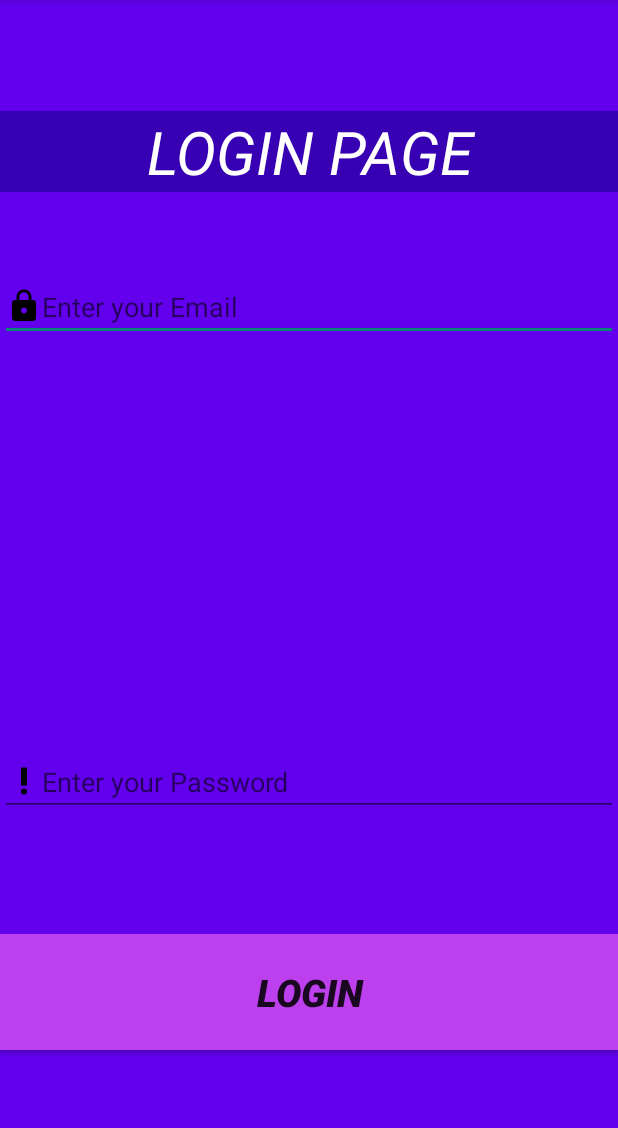
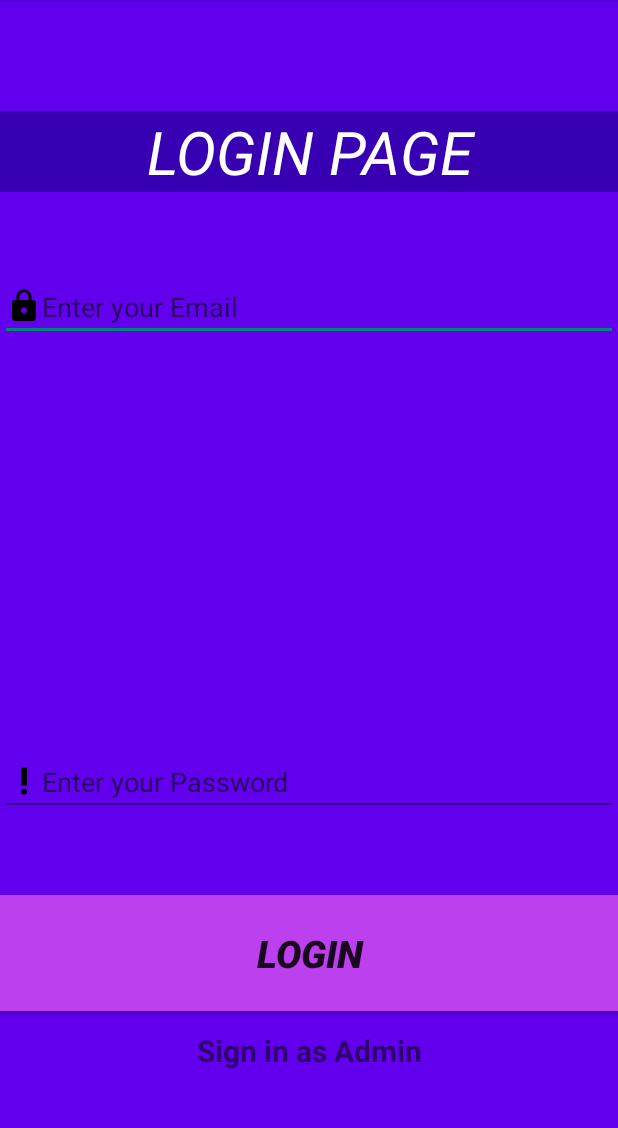
Before and after one commit to PPathole/Crime_App, an Android app: the login screen opened directly, with no data from a screen before it, on a phone screen of 412 x 824 dp, the part 84-1212 px from its top. Run offline under Robolectric (Android 15) with nearby library versions, the phone set to English and light mode, and no system bars; our stand-ins replace Firebase (no records; nobody signed in at launch, a user with empty details on screens opened directly).

Commit message:
Admin Login added

```diff
--- a/app/src/main/AndroidManifest.xml
+++ b/app/src/main/AndroidManifest.xml
@@ -27,7 +27,9 @@
         <activity android:name=".homepage" />
         <activity android:name=".complaint" />
         <activity android:name=".sosActivity" />
-        <activity android:name=".aboutDeveloper"></activity>
+        <activity android:name=".aboutDeveloper" />
+        <activity android:name=".adminLogin" />
+        <activity android:name=".adminHome"></activity>
     </application>
 
 </manifest>
--- a/app/src/main/java/com/pranaypathole/democrime/login.java
+++ b/app/src/main/java/com/pranaypathole/democrime/login.java
@@ -6,6 +6,7 @@ import android.support.v7.app.AppCompatActivity;
 import android.os.Bundle;
 import android.view.View;
 import android.widget.EditText;
+import android.widget.TextView;
 import android.widget.Toast;
 
 import com.google.android.gms.tasks.OnCompleteListener;
@@ -16,6 +17,7 @@ import com.google.firebase.auth.FirebaseAuth;
 public class login extends AppCompatActivity {
 
     EditText emailLogin, pwdLogin;
+    TextView loginAsAdmin;
 
     FirebaseAuth mAuth;
 
@@ -26,6 +28,9 @@ public class login extends AppCompatActivity {
 
         emailLogin = findViewById(R.id.emailLogin);
         pwdLogin = findViewById(R.id.passwordLogin);
+
+        loginAsAdmin = (TextView) findViewById(R.id.adminlogin);
+
 
         mAuth = FirebaseAuth.getInstance();
     }
@@ -54,4 +59,12 @@ public class login extends AppCompatActivity {
         }
 
     }
+
+    public void adminLogin(View view){
+
+        Intent i = new Intent(getApplicationContext(), adminLogin.class);
+        startActivity(i);
+
+    }
+
 }
--- a/app/src/main/res/layout/activity_login.xml
+++ b/app/src/main/res/layout/activity_login.xml
@@ -39,7 +39,7 @@
         android:layout_height="77dp"
         android:layout_alignParentBottom="true"
         android:layout_alignParentStart="true"
-        android:layout_marginBottom="68dp"
+        android:layout_marginBottom="94dp"
         android:background="#bd40ef"
         android:onClick="loginToHomepage"
         android:text="@string/loginuserbutton"
@@ -61,4 +61,17 @@
         android:textSize="40sp"
         android:textStyle="italic"
         app:fontFamily="sans-serif" />
+
+    <TextView
+        android:id="@+id/adminlogin"
+        android:layout_width="match_parent"
+        android:layout_height="wrap_content"
+        android:layout_alignParentBottom="true"
+        android:layout_centerHorizontal="true"
+        android:layout_marginBottom="54dp"
+        android:gravity="center"
+        android:onClick="adminLogin"
+        android:text="@string/adminlogin"
+        android:textSize="20sp"
+        android:textStyle="bold" />
 </RelativeLayout>
--- a/app/src/main/res/values/strings.xml
+++ b/app/src/main/res/values/strings.xml
@@ -50,5 +50,10 @@
     <string name="toDo">TODO</string>
     <string name="todo">TODO</string>
     <string name="home">HomePage</string>
+    <string name="adminlogin">Sign in as Admin</string>
+    <string name="admin_login">Admin Login</string>
+    <string name="loginasAdmin">Login</string>
+    <string name="admin_email">Admin Email</string>
+    <string name="admin_password">Admin Password</string>
 
 </resources>
```
Also changed, not shown: app/src/main/java/com/pranaypathole/democrime/adminHome.java (added, +13 -0 lines), app/src/main/java/com/pranaypathole/democrime/adminLogin.java (added, +30 -0 lines), app/src/main/res/layout/activity_admin_home.xml (added, +10 -0 lines), app/src/main/res/layout/activity_admin_login.xml (added, +56 -0 lines).
